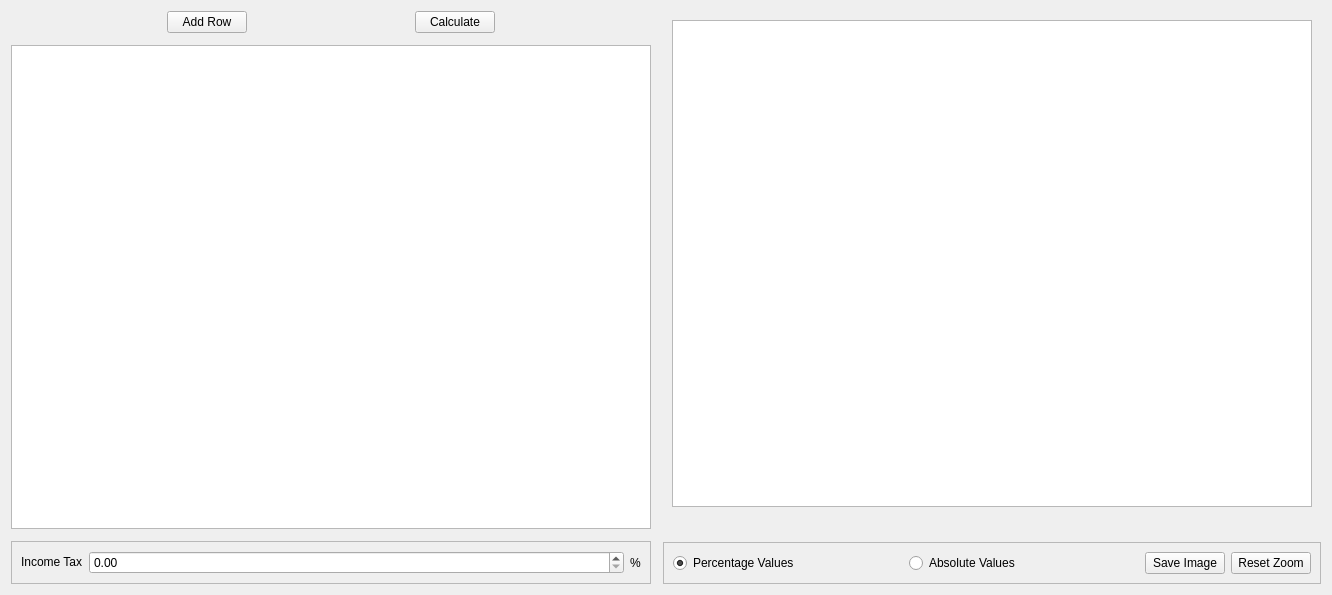
wwmm/viewprofit, file src/ui/table_base.ui: the form before one commit.
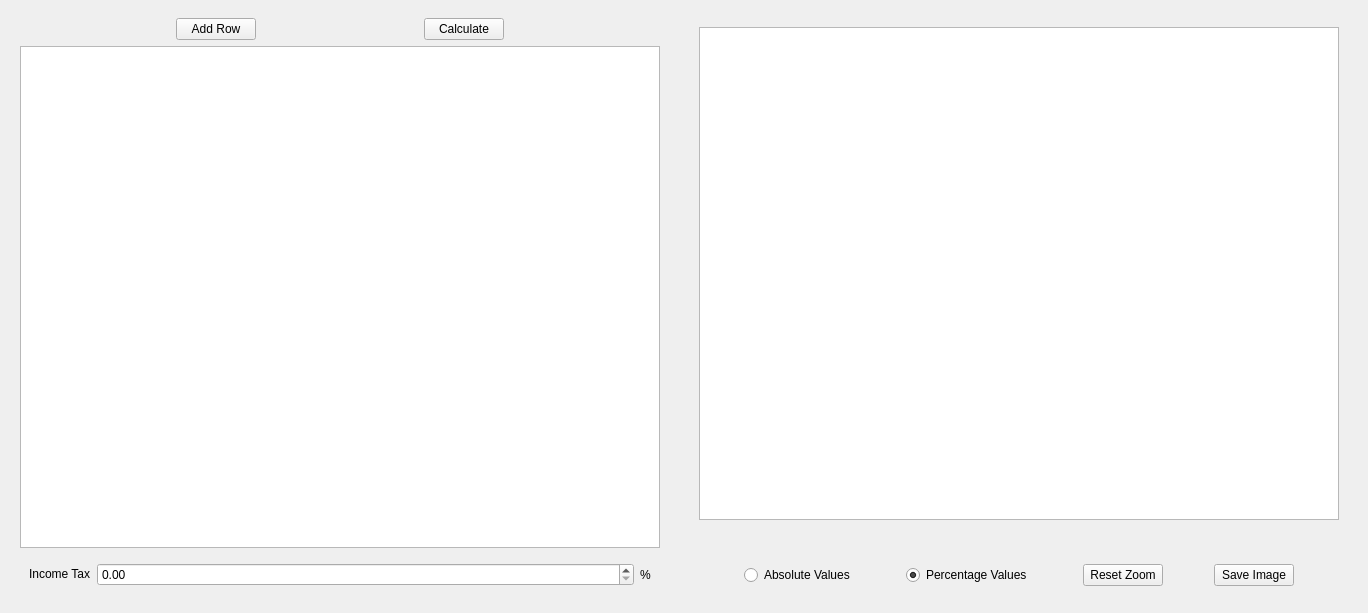
The form after the commit. Custom widgets are drawn as their Qt base class.

What changed in the file:
```diff
--- a/src/ui/table_base.ui
+++ b/src/ui/table_base.ui
@@ -6,12 +6,12 @@
    <rect>
     <x>0</x>
     <y>0</y>
-    <width>1236</width>
-    <height>595</height>
+    <width>1368</width>
+    <height>613</height>
    </rect>
   </property>
   <property name="sizePolicy">
-   <sizepolicy hsizetype="MinimumExpanding" vsizetype="Expanding">
+   <sizepolicy hsizetype="MinimumExpanding" vsizetype="MinimumExpanding">
     <horstretch>0</horstretch>
     <verstretch>0</verstretch>
    </sizepolicy>
@@ -32,192 +32,30 @@
    <string>Form</string>
   </property>
   <layout class="QGridLayout" name="gridLayout">
+   <property name="topMargin">
+    <number>9</number>
+   </property>
+   <property name="bottomMargin">
+    <number>9</number>
+   </property>
    <property name="horizontalSpacing">
     <number>12</number>
    </property>
-   <item row="3" column="1">
-    <widget class="QLabel" name="label_mouse_xy">
+   <item row="0" column="0">
+    <widget class="QFrame" name="frame_tableview">
      <property name="sizePolicy">
-      <sizepolicy hsizetype="Preferred" vsizetype="Fixed">
-       <horstretch>0</horstretch>
-       <verstretch>0</verstretch>
-      </sizepolicy>
-     </property>
-     <property name="text">
-      <string/>
-     </property>
-    </widget>
-   </item>
-   <item row="4" column="1">
-    <widget class="QFrame" name="chart_cfg_frame">
-     <property name="sizePolicy">
-      <sizepolicy hsizetype="Minimum" vsizetype="Fixed">
+      <sizepolicy hsizetype="MinimumExpanding" vsizetype="MinimumExpanding">
        <horstretch>0</horstretch>
        <verstretch>0</verstretch>
       </sizepolicy>
      </property>
      <property name="frameShape">
-      <enum>QFrame::StyledPanel</enum>
+      <enum>QFrame::NoFrame</enum>
      </property>
      <property name="frameShadow">
-      <enum>QFrame::Raised</enum>
+      <enum>QFrame::Plain</enum>
      </property>
-     <layout class="QHBoxLayout" name="horizontalLayout_2">
-      <item>
-       <widget class="QRadioButton" name="radio_chart2">
-        <property name="sizePolicy">
-         <sizepolicy hsizetype="Minimum" vsizetype="Fixed">
-          <horstretch>0</horstretch>
-          <verstretch>0</verstretch>
-         </sizepolicy>
-        </property>
-        <property name="text">
-         <string>Percentage Values</string>
-        </property>
-        <property name="checked">
-         <bool>true</bool>
-        </property>
-       </widget>
-      </item>
-      <item>
-       <widget class="QRadioButton" name="radio_chart1">
-        <property name="sizePolicy">
-         <sizepolicy hsizetype="Minimum" vsizetype="Fixed">
-          <horstretch>0</horstretch>
-          <verstretch>0</verstretch>
-         </sizepolicy>
-        </property>
-        <property name="text">
-         <string>Absolute Values</string>
-        </property>
-        <property name="checked">
-         <bool>false</bool>
-        </property>
-       </widget>
-      </item>
-      <item>
-       <widget class="QPushButton" name="button_save_image">
-        <property name="sizePolicy">
-         <sizepolicy hsizetype="Fixed" vsizetype="Fixed">
-          <horstretch>0</horstretch>
-          <verstretch>0</verstretch>
-         </sizepolicy>
-        </property>
-        <property name="minimumSize">
-         <size>
-          <width>0</width>
-          <height>0</height>
-         </size>
-        </property>
-        <property name="maximumSize">
-         <size>
-          <width>16777215</width>
-          <height>16777215</height>
-         </size>
-        </property>
-        <property name="text">
-         <string>Save Image</string>
-        </property>
-       </widget>
-      </item>
-      <item>
-       <widget class="QPushButton" name="button_reset_zoom">
-        <property name="sizePolicy">
-         <sizepolicy hsizetype="Fixed" vsizetype="Fixed">
-          <horstretch>0</horstretch>
-          <verstretch>0</verstretch>
-         </sizepolicy>
-        </property>
-        <property name="minimumSize">
-         <size>
-          <width>0</width>
-          <height>0</height>
-         </size>
-        </property>
-        <property name="maximumSize">
-         <size>
-          <width>16777215</width>
-          <height>16777215</height>
-         </size>
-        </property>
-        <property name="text">
-         <string>Reset Zoom</string>
-        </property>
-       </widget>
-      </item>
-     </layout>
-    </widget>
-   </item>
-   <item row="1" column="1" rowspan="2">
-    <widget class="QStackedWidget" name="stackedwidget">
-     <property name="sizePolicy">
-      <sizepolicy hsizetype="MinimumExpanding" vsizetype="MinimumExpanding">
-       <horstretch>0</horstretch>
-       <verstretch>0</verstretch>
-      </sizepolicy>
-     </property>
-     <property name="currentIndex">
-      <number>1</number>
-     </property>
-     <widget class="QWidget" name="page">
-      <property name="sizePolicy">
-       <sizepolicy hsizetype="MinimumExpanding" vsizetype="MinimumExpanding">
-        <horstretch>0</horstretch>
-        <verstretch>0</verstretch>
-       </sizepolicy>
-      </property>
-      <layout class="QGridLayout" name="gridLayout_2">
-       <item row="1" column="0">
-        <widget class="QChartView" name="chart_view1">
-         <property name="sizePolicy">
-          <sizepolicy hsizetype="MinimumExpanding" vsizetype="MinimumExpanding">
-           <horstretch>0</horstretch>
-           <verstretch>0</verstretch>
-          </sizepolicy>
-         </property>
-         <property name="minimumSize">
-          <size>
-           <width>640</width>
-           <height>480</height>
-          </size>
-         </property>
-        </widget>
-       </item>
-      </layout>
-     </widget>
-     <widget class="QWidget" name="page_2">
-      <property name="sizePolicy">
-       <sizepolicy hsizetype="MinimumExpanding" vsizetype="MinimumExpanding">
-        <horstretch>0</horstretch>
-        <verstretch>0</verstretch>
-       </sizepolicy>
-      </property>
-      <layout class="QGridLayout" name="gridLayout_5">
-       <item row="0" column="0">
-        <widget class="QChartView" name="chart_view2">
-         <property name="sizePolicy">
-          <sizepolicy hsizetype="MinimumExpanding" vsizetype="MinimumExpanding">
-           <horstretch>0</horstretch>
-           <verstretch>0</verstretch>
-          </sizepolicy>
-         </property>
-         <property name="minimumSize">
-          <size>
-           <width>640</width>
-           <height>480</height>
-          </size>
-         </property>
-        </widget>
-       </item>
-      </layout>
-     </widget>
-    </widget>
-   </item>
-   <item row="1" column="0" rowspan="4">
-    <layout class="QVBoxLayout" name="verticalLayout">
-     <property name="spacing">
-      <number>12</number>
-     </property>
+     <layout class="QVBoxLayout" name="verticalLayout_2">
      <item>
       <layout class="QHBoxLayout" name="horizontalLayout">
        <property name="spacing">
@@ -318,10 +156,10 @@
      <item>
       <widget class="QFrame" name="investment_cfg_frame">
        <property name="frameShape">
-        <enum>QFrame::StyledPanel</enum>
+         <enum>QFrame::NoFrame</enum>
        </property>
        <property name="frameShadow">
-        <enum>QFrame::Raised</enum>
+         <enum>QFrame::Plain</enum>
        </property>
        <layout class="QGridLayout" name="gridLayout_4">
         <item row="0" column="0">
@@ -337,7 +175,7 @@
           </property>
          </widget>
         </item>
-        <item row="0" column="2">
+         <item row="0" column="3">
          <widget class="QLabel" name="label_4">
           <property name="sizePolicy">
            <sizepolicy hsizetype="Fixed" vsizetype="Preferred">
@@ -350,7 +188,7 @@
           </property>
          </widget>
         </item>
-        <item row="0" column="1">
+         <item row="0" column="2">
          <widget class="QDoubleSpinBox" name="doublespinbox_income_tax">
           <property name="maximum">
            <double>100.000000000000000</double>
@@ -364,6 +202,206 @@
       </widget>
      </item>
     </layout>
+    </widget>
+   </item>
+   <item row="0" column="1">
+    <widget class="QFrame" name="frame_chart">
+     <property name="sizePolicy">
+      <sizepolicy hsizetype="MinimumExpanding" vsizetype="MinimumExpanding">
+       <horstretch>0</horstretch>
+       <verstretch>0</verstretch>
+      </sizepolicy>
+     </property>
+     <property name="frameShape">
+      <enum>QFrame::NoFrame</enum>
+     </property>
+     <property name="frameShadow">
+      <enum>QFrame::Plain</enum>
+     </property>
+     <layout class="QVBoxLayout" name="verticalLayout">
+      <item>
+       <widget class="QStackedWidget" name="stackedwidget">
+        <property name="sizePolicy">
+         <sizepolicy hsizetype="MinimumExpanding" vsizetype="MinimumExpanding">
+          <horstretch>0</horstretch>
+          <verstretch>0</verstretch>
+         </sizepolicy>
+        </property>
+        <property name="currentIndex">
+         <number>1</number>
+        </property>
+        <widget class="QWidget" name="page">
+         <property name="sizePolicy">
+          <sizepolicy hsizetype="MinimumExpanding" vsizetype="MinimumExpanding">
+           <horstretch>0</horstretch>
+           <verstretch>0</verstretch>
+          </sizepolicy>
+         </property>
+         <layout class="QGridLayout" name="gridLayout_2">
+          <item row="1" column="0">
+           <widget class="QChartView" name="chart_view1">
+            <property name="sizePolicy">
+             <sizepolicy hsizetype="MinimumExpanding" vsizetype="MinimumExpanding">
+              <horstretch>0</horstretch>
+              <verstretch>0</verstretch>
+             </sizepolicy>
+            </property>
+            <property name="minimumSize">
+             <size>
+              <width>640</width>
+              <height>480</height>
+             </size>
+            </property>
+           </widget>
+          </item>
+         </layout>
+        </widget>
+        <widget class="QWidget" name="page_2">
+         <property name="sizePolicy">
+          <sizepolicy hsizetype="MinimumExpanding" vsizetype="MinimumExpanding">
+           <horstretch>0</horstretch>
+           <verstretch>0</verstretch>
+          </sizepolicy>
+         </property>
+         <layout class="QGridLayout" name="gridLayout_5">
+          <item row="1" column="0">
+           <widget class="QChartView" name="chart_view2">
+            <property name="sizePolicy">
+             <sizepolicy hsizetype="MinimumExpanding" vsizetype="MinimumExpanding">
+              <horstretch>0</horstretch>
+              <verstretch>0</verstretch>
+             </sizepolicy>
+            </property>
+            <property name="minimumSize">
+             <size>
+              <width>640</width>
+              <height>480</height>
+             </size>
+            </property>
+           </widget>
+          </item>
+         </layout>
+        </widget>
+       </widget>
+      </item>
+      <item>
+       <widget class="QLabel" name="label_mouse_xy">
+        <property name="sizePolicy">
+         <sizepolicy hsizetype="Preferred" vsizetype="Fixed">
+          <horstretch>0</horstretch>
+          <verstretch>0</verstretch>
+         </sizepolicy>
+        </property>
+        <property name="text">
+         <string/>
+        </property>
+        <property name="alignment">
+         <set>Qt::AlignCenter</set>
+        </property>
+       </widget>
+      </item>
+      <item>
+       <widget class="QFrame" name="chart_cfg_frame">
+        <property name="sizePolicy">
+         <sizepolicy hsizetype="Minimum" vsizetype="Fixed">
+          <horstretch>0</horstretch>
+          <verstretch>0</verstretch>
+         </sizepolicy>
+        </property>
+        <property name="frameShape">
+         <enum>QFrame::NoFrame</enum>
+        </property>
+        <property name="frameShadow">
+         <enum>QFrame::Plain</enum>
+        </property>
+        <layout class="QHBoxLayout" name="horizontalLayout_3">
+         <item>
+          <widget class="QRadioButton" name="radio_chart1">
+           <property name="sizePolicy">
+            <sizepolicy hsizetype="Fixed" vsizetype="Fixed">
+             <horstretch>0</horstretch>
+             <verstretch>0</verstretch>
+            </sizepolicy>
+           </property>
+           <property name="text">
+            <string>Absolute Values</string>
+           </property>
+           <property name="checked">
+            <bool>false</bool>
+           </property>
+          </widget>
+         </item>
+         <item>
+          <widget class="QRadioButton" name="radio_chart2">
+           <property name="sizePolicy">
+            <sizepolicy hsizetype="Fixed" vsizetype="Fixed">
+             <horstretch>0</horstretch>
+             <verstretch>0</verstretch>
+            </sizepolicy>
+           </property>
+           <property name="text">
+            <string>Percentage Values</string>
+           </property>
+           <property name="checked">
+            <bool>true</bool>
+           </property>
+          </widget>
+         </item>
+         <item>
+          <widget class="QPushButton" name="button_reset_zoom">
+           <property name="sizePolicy">
+            <sizepolicy hsizetype="Fixed" vsizetype="Fixed">
+             <horstretch>0</horstretch>
+             <verstretch>0</verstretch>
+            </sizepolicy>
+           </property>
+           <property name="minimumSize">
+            <size>
+             <width>0</width>
+             <height>0</height>
+            </size>
+           </property>
+           <property name="maximumSize">
+            <size>
+             <width>16777215</width>
+             <height>16777215</height>
+            </size>
+           </property>
+           <property name="text">
+            <string>Reset Zoom</string>
+           </property>
+          </widget>
+         </item>
+         <item>
+          <widget class="QPushButton" name="button_save_image">
+           <property name="sizePolicy">
+            <sizepolicy hsizetype="Fixed" vsizetype="Fixed">
+             <horstretch>0</horstretch>
+             <verstretch>0</verstretch>
+            </sizepolicy>
+           </property>
+           <property name="minimumSize">
+            <size>
+             <width>0</width>
+             <height>0</height>
+            </size>
+           </property>
+           <property name="maximumSize">
+            <size>
+             <width>16777215</width>
+             <height>16777215</height>
+            </size>
+           </property>
+           <property name="text">
+            <string>Save Image</string>
+           </property>
+          </widget>
+         </item>
+        </layout>
+       </widget>
+      </item>
+     </layout>
+    </widget>
    </item>
   </layout>
  </widget>
```
Lines whose indentation alone changed are shown as unchanged.
